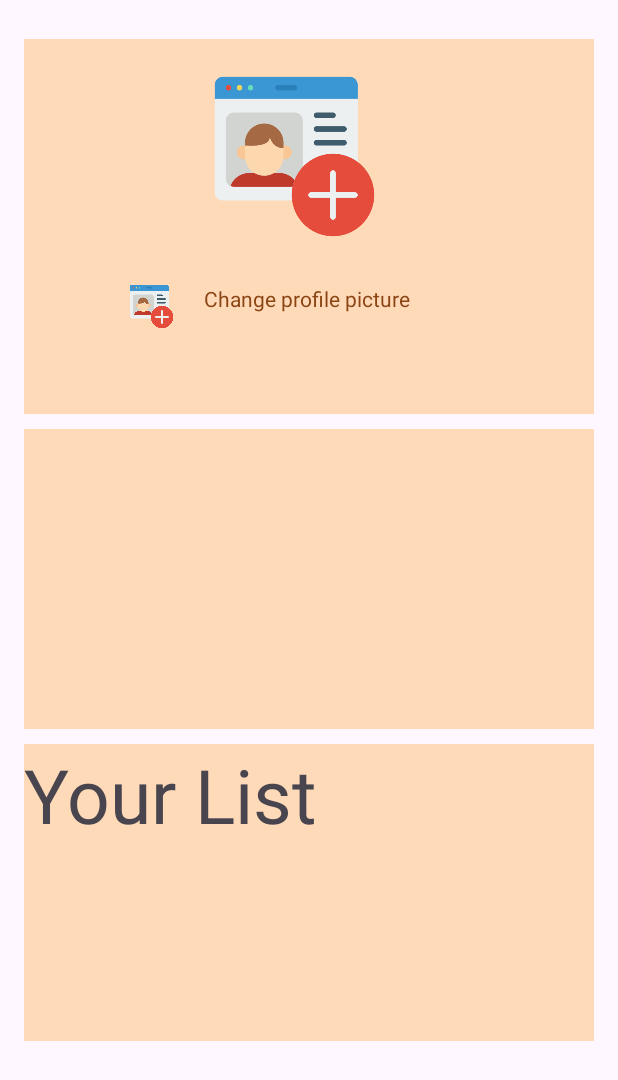
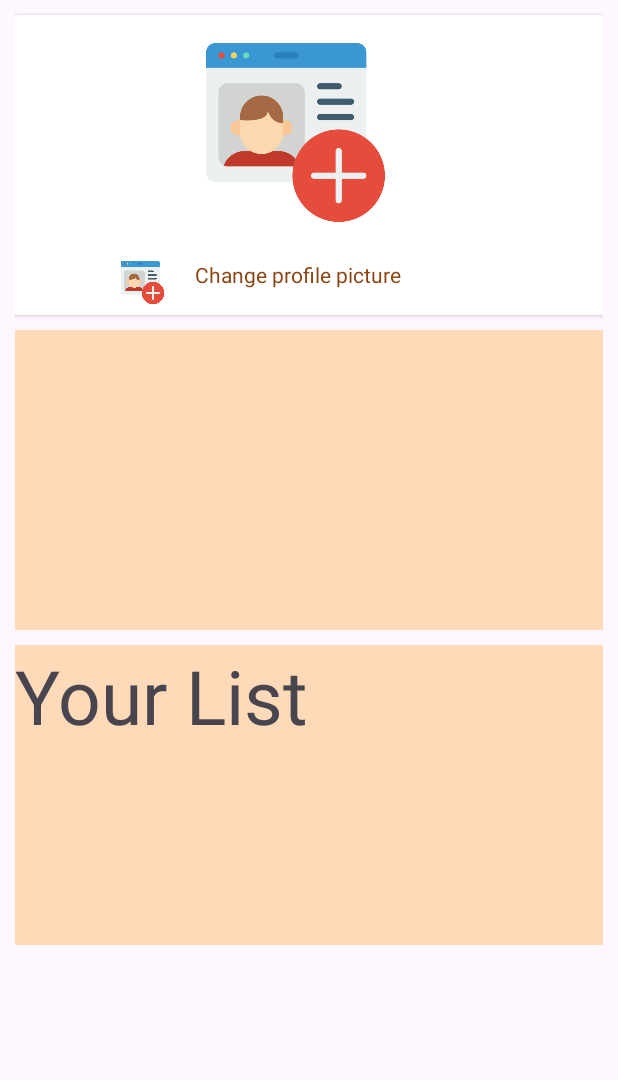
Before and after one commit to masleniamubarrat/Allergendetector4, an Android app: the Profile screen opened directly, with no data from a screen before it, on a phone screen of 412 x 824 dp. Shown: the top 1080 px of the screen. Run offline under Robolectric (Android 15) with nearby library versions, the phone set to English and light mode, and no system bars; our stand-ins replace Firebase (no records; nobody signed in at launch, a user with empty details on screens opened directly); pictures from the network do not load.

Commit message:
12.7.second commit

```diff
--- a/app/build.gradle
+++ b/app/build.gradle
@@ -59,6 +59,9 @@ dependencies {
 
     implementation 'androidx.cardview:cardview:1.0.0'
 
+    //7.12.23
+    implementation 'com.github.bumptech.glide:glide:4.12.0'
+
 
 
     implementation 'androidx.core:core:1.7.0'
--- a/app/src/main/AndroidManifest.xml
+++ b/app/src/main/AndroidManifest.xml
@@ -8,6 +8,7 @@
 
     <uses-permission android:name="android.permission.INTERNET" />
     <uses-permission android:name="android.permission.CAMERA" />
+    <uses-permission android:name="android.permission.READ_MEDIA_IMAGES" />
 
     <application
         android:allowBackup="true"
--- a/app/src/main/java/com/example/allergendetector/Profile.java
+++ b/app/src/main/java/com/example/allergendetector/Profile.java
@@ -9,9 +9,11 @@ import androidx.viewpager.widget.ViewPager;
 import android.annotation.SuppressLint;
 import android.content.Intent;
 import android.media.Image;
+import android.net.Uri;
 import android.os.Bundle;
 import android.provider.ContactsContract;
 import android.util.Log;
+import android.widget.Button;
 import android.widget.ImageView;
 import android.widget.LinearLayout;
 import android.widget.TextView;
@@ -19,6 +21,8 @@ import android.widget.Toast;
 import android.view.LayoutInflater;
 import android.view.View;
 import android.view.ViewGroup;
+
+import com.bumptech.glide.Glide;
 import com.google.android.material.tabs.TabLayout;
 import com.google.firebase.auth.FirebaseAuth;
 import com.google.firebase.auth.FirebaseUser;
@@ -27,48 +31,118 @@ import com.google.firebase.database.DatabaseError;
 import com.google.firebase.database.DatabaseReference;
 import com.google.firebase.database.FirebaseDatabase;
 import com.google.firebase.database.ValueEventListener;
+import com.google.firebase.storage.FirebaseStorage;
+import com.google.firebase.storage.StorageReference;
 
 import org.w3c.dom.Text;
 
 public class Profile extends AppCompatActivity {
-    TextView textView, listTextView,getChangePictureText,getNameTextView,
-            getUserNameTextView,getEmailTextView,getDateOfBirthTextView,getYourListTextView;
-    LinearLayout getProfileLinearLayout,getProfilePictureLinearLayout,
-            getChangePictureLayOut,getPersonalInformationLayout,
-            getAllergenAndFoodListLinearLayout;
+    TextView textView, listTextView, getChangePictureText, getNameTextView, getUserNameTextView,
+            getEmailTextView, getDateOfBirthTextView, getYourListTextView;
+    LinearLayout getProfileLinearLayout, getProfilePictureLinearLayout, getChangePictureLayOut,
+            getPersonalInformationLayout, getAllergenAndFoodListLinearLayout;
     ImageView getProfilePictureImageView, getChangePictureIcon;
-
-
-
+    Button saveButton;
+    Uri selectedImageUri;
+    boolean isImageSelected = false;
+    User user;
+    private static final int PICK_IMAGE_REQUEST = 1;
 
     @Override
     protected void onCreate(Bundle savedInstanceState) {
         super.onCreate(savedInstanceState);
         setContentView(R.layout.activity_profile);
 
+        getProfilePictureImageView = findViewById(R.id.profile_picture_imageView);
         getNameTextView = findViewById(R.id.name_textview);
         getUserNameTextView = findViewById(R.id.user_name_textview);
         getEmailTextView = findViewById(R.id.email_textview);
         getDateOfBirthTextView = findViewById(R.id.date_of_birth_textview);
         getProfileLinearLayout = findViewById(R.id.profile_linearLayout);
         getPersonalInformationLayout = findViewById(R.id.personal_information_linearLayout);
+        saveButton = findViewById(R.id.save_button);
 
+        // Initialize the User object
+        user = new User();
 
-        //adding border to the layouts
+        saveButton.setOnClickListener(v -> {
+            uploadImage();
+            saveButton.setVisibility(View.GONE);
+            isImageSelected = false;
+        });
 
+        // Set an onClickListener for "change profile picture" text
+        TextView changePictureText = findViewById(R.id.change_picture_text);
+        changePictureText.setOnClickListener(v -> openImagePicker());
 
+        // Retrieve user data from Firebase and update UI
+        retrieveUserData();
 
+        // Load the user's profile picture if available
+        loadProfilePicture();
+    }
+
+    private void openImagePicker() {
+        Intent intent = new Intent(Intent.ACTION_PICK);
+        intent.setType("image/*");
+        startActivityForResult(intent, PICK_IMAGE_REQUEST);
+    }
+
+    @Override
+    protected void onActivityResult(int requestCode, int resultCode, Intent data) {
+        super.onActivityResult(requestCode, resultCode, data);
+        if (requestCode == PICK_IMAGE_REQUEST && resultCode == RESULT_OK && data != null && data.getData() != null) {
+            selectedImageUri = data.getData();
+            isImageSelected = true;
+            getProfilePictureImageView.setImageURI(selectedImageUri);
+            saveButton.setVisibility(View.VISIBLE);
+        }
+    }
+
+    private void uploadImage() {
+        if (selectedImageUri != null) {
+            StorageReference storageRef = FirebaseStorage.getInstance().getReference();
+            StorageReference imageRef = storageRef.child("profile_pictures/" + user.getProfilePictureUrl() + ".jpg");
+
+            imageRef.putFile(selectedImageUri)
+                    .addOnSuccessListener(taskSnapshot -> {
+                        imageRef.getDownloadUrl().addOnSuccessListener(uri -> {
+                            String downloadUrl = uri.toString();
+                            user.setProfilePictureUrl(downloadUrl);
+
+                            // Update the user's profile in the Firebase Realtime Database
+                            DatabaseReference userRef = FirebaseDatabase.getInstance().getReference("users").child(user.getProfilePictureUrl());
+                            userRef.setValue(user)
+                                    .addOnSuccessListener(aVoid -> {
+                                        // Profile update successful
+                                        Toast.makeText(this, "Profile picture uploaded successfully!", Toast.LENGTH_SHORT).show();
+                                    })
+                                    .addOnFailureListener(e -> {
+                                        // Profile update failed, handle the error
+                                        Toast.makeText(this, "Failed to update profile: " + e.getMessage(), Toast.LENGTH_SHORT).show();
+                                    });
+                        });
+                    })
+                    .addOnFailureListener(e -> {
+                        Toast.makeText(this, "Failed to upload image: " + e.getMessage(), Toast.LENGTH_SHORT).show();
+                    });
+        }
+    }
+
+    private void retrieveUserData() {
         FirebaseUser currentUser = FirebaseAuth.getInstance().getCurrentUser();
-        if(currentUser != null){
+        if (currentUser != null) {
             String uid = currentUser.getUid();
             DatabaseReference databaseReference = FirebaseDatabase.getInstance().getReference("users").child(uid);
 
             databaseReference.addValueEventListener(new ValueEventListener() {
                 @Override
                 public void onDataChange(@NonNull DataSnapshot dataSnapshot) {
-                    if(dataSnapshot.exists()){
-                        User user = dataSnapshot.getValue(User.class);
-                        if(user != null){
+                    if (dataSnapshot.exists()) {
+                        User userData = dataSnapshot.getValue(User.class);
+                        if (userData != null) {
+                            user = userData; // Update the user object with retrieved data
+
                             String fullName = user.getFullName();
                             String userName = user.getUserName();
                             String email = user.getEmail();
@@ -78,24 +152,24 @@ public class Profile extends AppCompatActivity {
                             getUserNameTextView.setText(userName);
                             getEmailTextView.setText(email);
                             getDateOfBirthTextView.setText(dateOfBirth);
-
-
                         }
-
                     }
                 }
 
                 @Override
                 public void onCancelled(@NonNull DatabaseError error) {
-
+                    // Handle database error
                 }
             });
         }
-
-
-
-
-
     }
 
+    private void loadProfilePicture() {
+        if (user != null && user.getProfilePictureUrl() != null && !user.getProfilePictureUrl().isEmpty()) {
+            Glide.with(this)
+                    .load(user.getProfilePictureUrl())
+                    .placeholder(R.drawable.profile)
+                    .into(getProfilePictureImageView);
+        }
+    }
 }
--- a/app/src/main/java/com/example/allergendetector/sign_up.java
+++ b/app/src/main/java/com/example/allergendetector/sign_up.java
@@ -161,6 +161,7 @@ public class sign_up extends AppCompatActivity {
         String phoneNumber = signUpPhoneNumberEditText.getText().toString().trim();
         String birthDate = datePickerEditText.getText().toString().trim();
         String review = null;
+        String profilePictureUrl="";
         int rating = 0;
         if(signUpEmail.isEmpty())
         {
@@ -212,7 +213,9 @@ public class sign_up extends AppCompatActivity {
                     if(firebaseUser != null) {
                         String userId = firebaseUser.getUid();
                         String key = userRef.push().getKey();
-                        User user = new User(signUpFullName,signUpUserName,signUpEmail,phoneNumber,birthDate,signUpPassword, null,rating);
+
+
+                        User user = new User(signUpFullName,signUpUserName,signUpEmail,phoneNumber,birthDate,signUpPassword, null,rating,profilePictureUrl);
                         userRef.child(userId).setValue(user);
 
                         Toast.makeText(getApplicationContext(), "Registered successfully", Toast.LENGTH_SHORT).show();
--- a/app/src/main/res/layout/activity_profile.xml
+++ b/app/src/main/res/layout/activity_profile.xml
@@ -1,5 +1,7 @@
 <?xml version="1.0" encoding="utf-8"?>
 <LinearLayout xmlns:android="http://schemas.android.com/apk/res/android"
+    android:layout_marginStart="10dp"
+    android:layout_marginEnd="10dp"
     xmlns:app="http://schemas.android.com/apk/res-auto"
     xmlns:tools="http://schemas.android.com/tools"
     android:layout_width="match_parent"
@@ -8,60 +10,82 @@
     tools:context=".Profile">
 
 
-
+    <androidx.cardview.widget.CardView
+        android:id="@+id/profile_picture_cardView"
+        android:layout_marginTop="10dp"
+        android:layout_width="match_parent"
+        android:layout_height="200dp">
 
         <LinearLayout
             android:id="@+id/profile_linearLayout"
             android:layout_width="match_parent"
-            android:layout_height="700dp"
-            android:orientation="vertical"
-            android:layout_marginTop="10dp"
-            android:padding="16dp">
+            android:layout_height="wrap_content">
 
-            <!-- Profile Picture LinearLayout -->
             <LinearLayout
                 android:id="@+id/profile_picture_linearLayout"
-                android:background="@color/peach"
                 android:layout_width="match_parent"
                 android:layout_height="250dp"
+                android:background="@color/white"
                 android:orientation="vertical">
 
                 <ImageView
                     android:id="@+id/profile_picture_imageView"
-                    android:layout_width="110dp"
+                    android:layout_width="123dp"
                     android:layout_height="150dp"
                     android:layout_marginStart="125dp"
                     android:layout_marginTop="3dp"
+                    android:layout_marginEnd="30dp"
                     android:src="@drawable/profile">
 
                 </ImageView>
 
                 <LinearLayout
-                    android:clickable="true"
                     android:id="@+id/change_picture_layout"
-                    android:layout_marginTop="10dp"
-                    android:layout_gravity="center"
                     android:layout_width="match_parent"
                     android:layout_height="40dp"
+                    android:layout_gravity="center"
+                    android:layout_marginTop="10dp"
+                    android:clickable="true"
                     android:orientation="horizontal">
+
                     <ImageView
+                        android:id="@+id/change_picture_icon"
+                        android:layout_width="50dp"
+                        android:layout_height="30dp"
                         android:layout_marginStart="60dp"
-                        android:id="@+id/change_picture_icon"
-                        android:src="@drawable/profile"
-                        android:layout_width="50dp"
-                        android:layout_height="30dp">
-                    </ImageView>
+                        android:src="@drawable/profile"></ImageView>
+
                     <TextView
                         android:id="@+id/change_picture_text"
-                        android:layout_marginStart="10dp"
                         android:layout_width="wrap_content"
                         android:layout_height="wrap_content"
+                        android:layout_marginStart="10dp"
+                        android:text="Change profile picture"
+                        android:clickable="true"
+                        android:textColor="@color/saddle_brown"></TextView>
+                    <Button
+                        android:id="@+id/save_button"
+                        android:layout_marginStart="13dp"
+                        android:visibility="gone"
+                        android:text="Save"
+                        android:backgroundTint="@color/peach"
                         android:textColor="@color/saddle_brown"
-                        android:text="Change profile picture">
-                    </TextView>
+                        android:layout_width="wrap_content"
+                        android:layout_height="wrap_content">
+
+                    </Button>
                 </LinearLayout>
 
             </LinearLayout>
+        </LinearLayout>
+
+    </androidx.cardview.widget.CardView>
+
+
+
+
+            <!-- Profile Picture LinearLayout -->
+
 
             <!-- Personal Information LinearLayout -->
             <LinearLayout
@@ -115,6 +139,3 @@
             </LinearLayout>
 
         </LinearLayout>
-
-
-</LinearLayout>
```
Also changed, not shown: app/src/main/java/com/example/allergendetector/User.java (+13 -2 lines), app/src/main/java/com/example/allergendetector/demoMl.java (+22 -20 lines).
